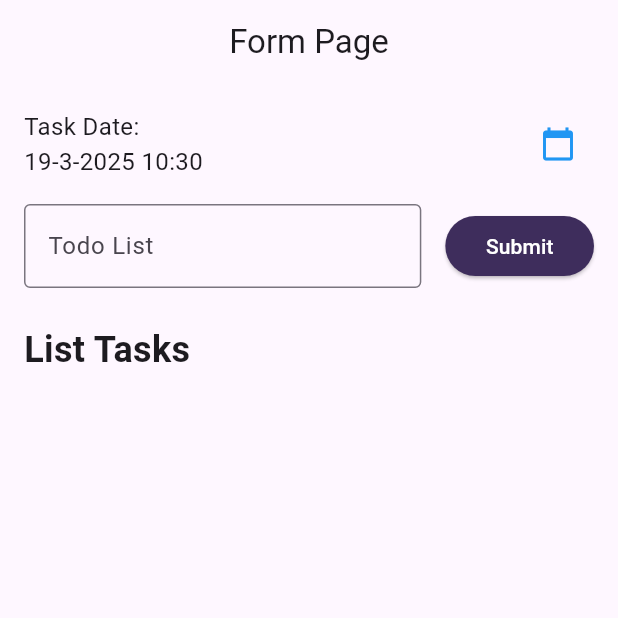
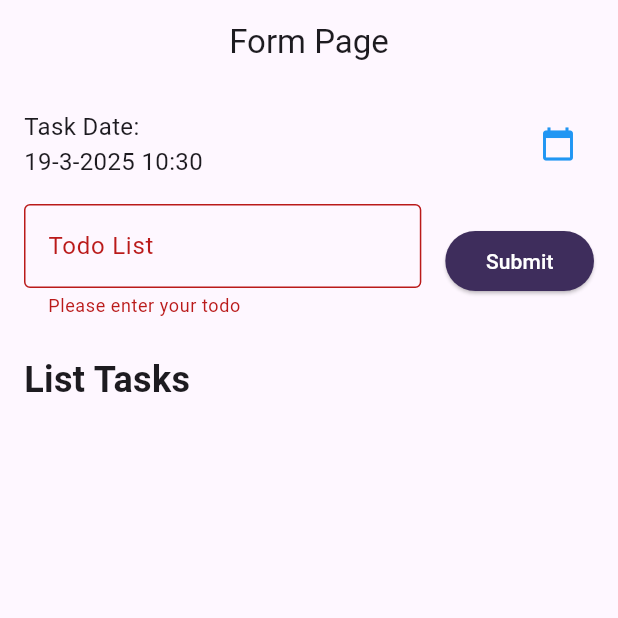
Before and after one commit to Defarrel/TodoApp_0033, a Flutter app: the screen it shows after launch, after a tap on "Submit", on a phone screen of 412 x 824 dp, the top half of it. Run offline on Flutter 3.47's test engine with Material 3 defaults, Android fonts, the phone set to English and light mode, and no system bars.

```diff
--- a/lib/todo_list.dart
+++ b/lib/todo_list.dart
@@ -101,19 +101,19 @@ class _TodoListState extends State<TodoList> {
               ],
             ),
             SizedBox(height: 16),
-            Row(
-              mainAxisAlignment: MainAxisAlignment.spaceBetween,
+            Form(
+              key: key,
+              child: Row(
                 children: [
                   Expanded(
-                  key: key,
                     child: TextFormField(
+                      controller: nameController,
                       validator: (value) {
                         if (value == null || value.isEmpty) {
                           return 'Please enter your todo';
                         }
                         return null;
                       },
-                    controller: nameController,
                       autovalidateMode: AutovalidateMode.onUserInteraction,
                       decoration: InputDecoration(
                         labelText: 'Todo List',
@@ -125,18 +125,27 @@ class _TodoListState extends State<TodoList> {
                   SizedBox(width: 16),
                   ElevatedButton(
                     onPressed: () {
-                    if (key.currentState!.validate()) {
+                      if (key.currentState != null &&
+                          key.currentState!.validate()) {
                         addTask();
                       }
                     },
                     style: ElevatedButton.styleFrom(
                       backgroundColor: const Color.fromARGB(255, 62, 45, 92),
-                    padding: EdgeInsets.symmetric(horizontal: 27, vertical: 10),
+                      padding: EdgeInsets.symmetric(
+                        horizontal: 27,
+                        vertical: 10,
                       ),
-                  child: Text('Submit', style: TextStyle(color: Colors.white)),
+                    ),
+                    child: Text(
+                      'Submit',
+                      style: TextStyle(color: Colors.white),
+                    ),
                   ),
                 ],
               ),
+            ),
+
             SizedBox(height: 24),
             Text(
               'List Tasks',
```
Lines whose indentation alone changed are shown as unchanged.
